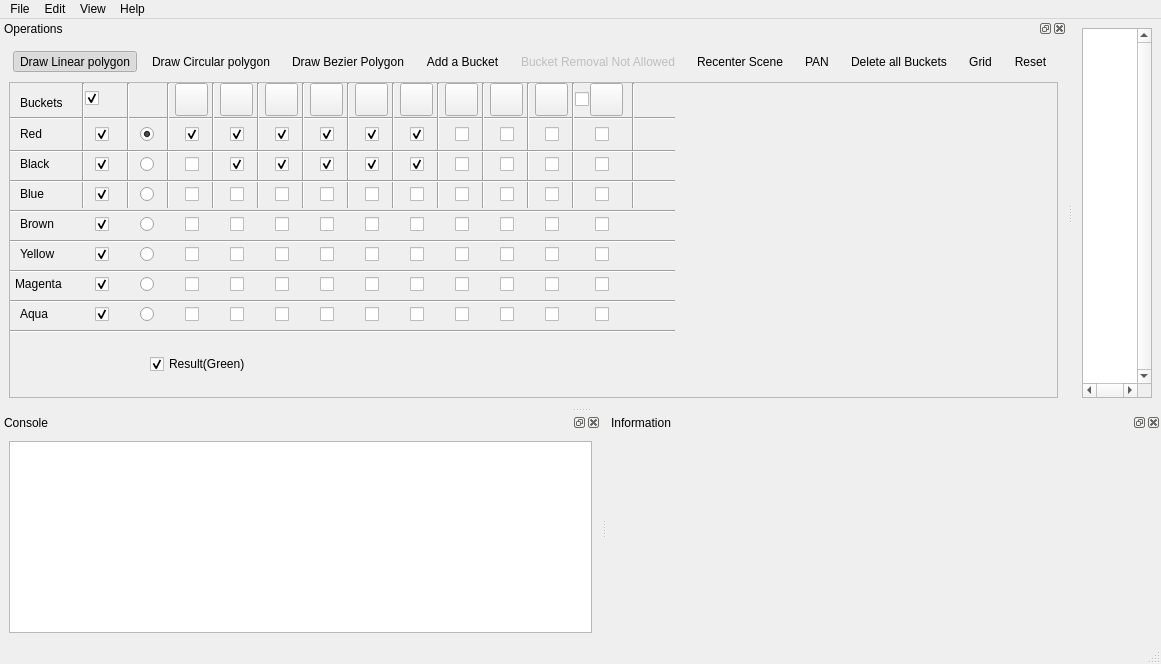
Above: Boolean_set_operations_2/demo/Boolean_set_operations_2/UiFiles/Boolean_set_operations_2.ui from CGAL/cgal before the change. Below: the same form after it.
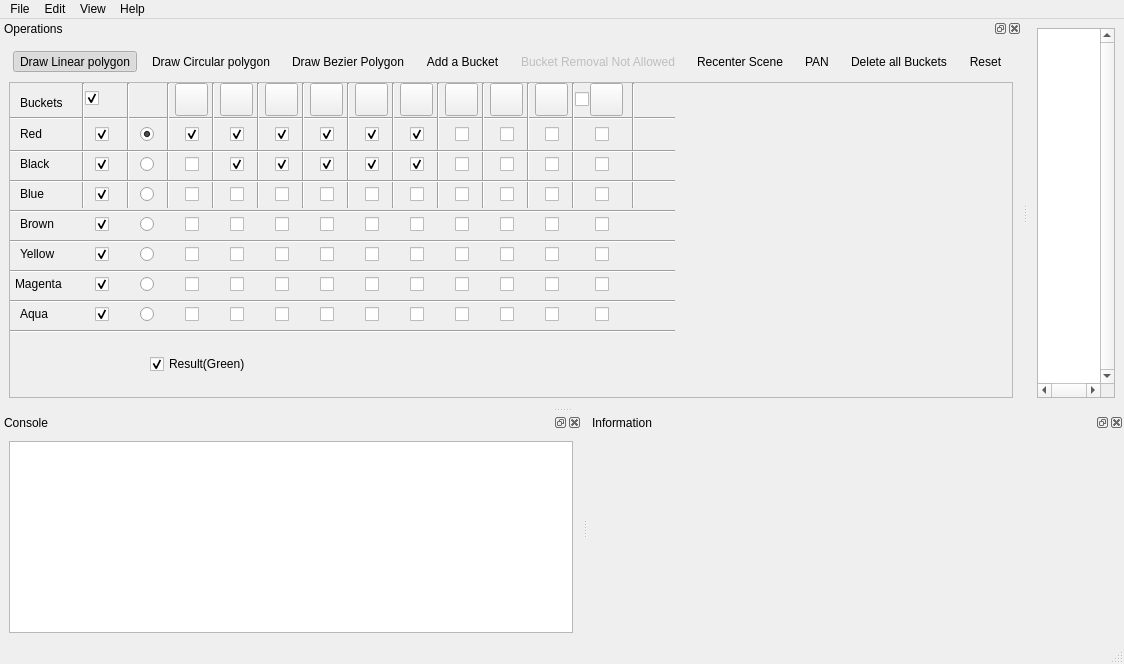
That is the form after the change. Icons and pictures are not drawn.

Commit message: Mink Position Issue

```diff
--- a/Boolean_set_operations_2/demo/Boolean_set_operations_2/UiFiles/Boolean_set_operations_2.ui
+++ b/Boolean_set_operations_2/demo/Boolean_set_operations_2/UiFiles/Boolean_set_operations_2.ui
@@ -294,7 +294,7 @@
            <addaction name="actionDeleteAll"/>
           </widget>
         </item>
-        <item>
+        <!-- <item>
           <widget class="QToolBar" name="OperationsToolBar21">
            <attribute name="toolBarArea" >
             <enum>TopToolBarArea</enum>
@@ -304,7 +304,7 @@
            </attribute>
            <addaction name="actionGrid"/>
           </widget>
-        </item>
+        </item> -->
         <item>
           <widget class="QToolBar" name="OperationsToolBar33">
            <attribute name="toolBarArea" >
@@ -3147,7 +3147,7 @@
     <string>Delete all Buckets</string>
    </property>
   </action>
-  <action name="actionGrid" >
+  <!-- <action name="actionGrid" >
    <property name="icon" >
     <iconset resource="boolean_operations_2.qrc" >
      <normaloff>:/cgal/icons/resources/demo_snapgrid.xpm</normaloff>:/cgal/icons/resources/demo_snapgrid.xpm</iconset>
@@ -3158,7 +3158,7 @@
    <property name="shortcut">
     <string>Ctrl+Shift+G</string>
    </property>
-  </action>
+  </action> -->
   <action name="actionNew" >
    <property name="icon" >
     <iconset resource="boolean_operations_2.qrc" >
```
The commit also changes 2 other files.
